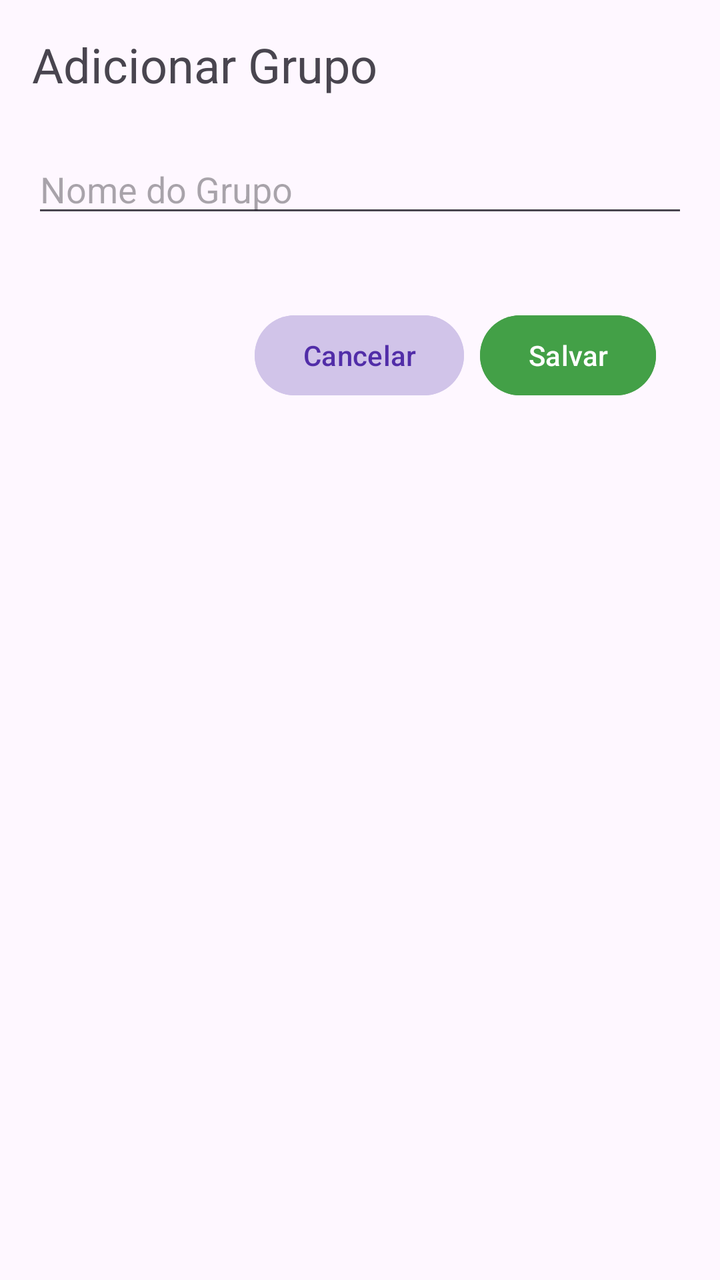
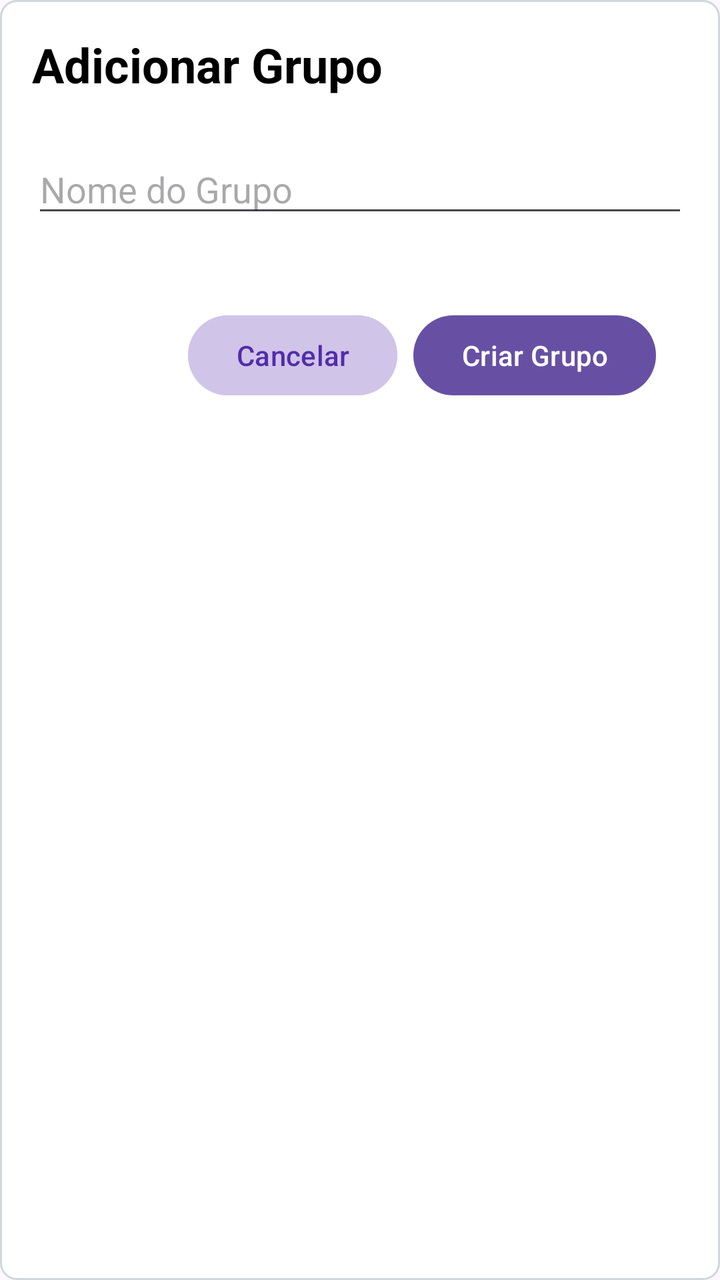

The first picture is an Android layout as it rendered before a commit; the second is the same layout after the commit. The layout source and the unified diff follow.
<!-- AndroidManifest.xml: application theme Theme.ListaDeContatos -->
<!-- res/layout/dialog_add_grupo.xml -->
<?xml version="1.0" encoding="utf-8"?>
<androidx.constraintlayout.widget.ConstraintLayout xmlns:android="http://schemas.android.com/apk/res/android"
    xmlns:app="http://schemas.android.com/apk/res-auto"
    xmlns:tools="http://schemas.android.com/tools"
    android:layout_width="match_parent"
    android:layout_height="wrap_content"
    android:orientation="vertical"
    android:padding="16dp">

    <TextView
        android:id="@+id/tituloDialog"
        android:layout_width="match_parent"
        android:layout_height="wrap_content"
        android:text="Adicionar Grupo"
        android:textSize="24dp"
        app:layout_constraintEnd_toEndOf="parent"
        app:layout_constraintStart_toStartOf="parent"
        app:layout_constraintTop_toTopOf="parent" />

    <EditText
        android:id="@+id/edtNomeGrupo"
        android:layout_width="match_parent"
        android:layout_height="wrap_content"
        android:layout_marginTop="24dp"
        android:hint="Nome do Grupo"
        android:inputType="text"
        app:layout_constraintEnd_toEndOf="parent"
        app:layout_constraintHorizontal_bias="0.0"
        app:layout_constraintStart_toStartOf="parent"
        app:layout_constraintTop_toBottomOf="@+id/tituloDialog" />

    <LinearLayout
        android:layout_width="match_parent"
        android:layout_height="wrap_content"
        android:layout_marginTop="24dp"
        android:gravity="end"
        android:orientation="horizontal"
        android:padding="16dp"
        app:layout_constraintEnd_toEndOf="parent"
        app:layout_constraintHorizontal_bias="0.0"
        app:layout_constraintStart_toStartOf="parent"
        app:layout_constraintTop_toBottomOf="@+id/edtNomeGrupo">

        <Button
            android:id="@+id/btnCancelarGrupo"
            android:layout_width="wrap_content"
            android:layout_height="wrap_content"
            android:text="Cancelar"
            android:textColor="@color/purple_700"
            android:backgroundTint="@color/purple_100"/>

        <Button
            android:id="@+id/btnSalvarGrupo"
            android:layout_width="wrap_content"
            android:layout_height="wrap_content"
            android:layout_marginStart="8dp"
            android:text="Salvar"
            android:backgroundTint="@color/green_600"/>
    </LinearLayout>
</androidx.constraintlayout.widget.ConstraintLayout>
<!-- resources referenced by this layout -->
<resources>
  <color name="green_600">#43A047</color>
  <color name="purple_100">#D1C4E9</color>
  <color name="purple_700">#512DA8</color>
  <style name="Theme.ListaDeContatos" parent="Base.Theme.ListaDeContatos" />
  <style name="Base.Theme.ListaDeContatos" parent="Theme.Material3.DayNight.NoActionBar">
          
          
      </style>
</resources>

<!-- the commit's change to res/layout/dialog_add_grupo.xml (unified diff, before → after) -->
@@ -4,6 +4,7 @@
     xmlns:tools="http://schemas.android.com/tools"
     android:layout_width="match_parent"
     android:layout_height="wrap_content"
+    android:background="@drawable/borda_arredondada"
     android:orientation="vertical"
     android:padding="16dp">
 
@@ -12,6 +13,8 @@
         android:layout_width="match_parent"
         android:layout_height="wrap_content"
         android:text="Adicionar Grupo"
+        android:textColor="@color/black"
+        android:textStyle="bold"
         android:textSize="24dp"
         app:layout_constraintEnd_toEndOf="parent"
         app:layout_constraintStart_toStartOf="parent"
@@ -54,7 +57,6 @@
             android:layout_width="wrap_content"
             android:layout_height="wrap_content"
             android:layout_marginStart="8dp"
-            android:text="Salvar"
-            android:backgroundTint="@color/green_600"/>
+            android:text="Criar Grupo" />
     </LinearLayout>
 </androidx.constraintlayout.widget.ConstraintLayout>
<!-- resource entries referenced after the edit -->
@@ -1,9 +1,27 @@
 <!-- resources referenced by this layout -->
 <resources>
-  <color name="green_600">#43A047</color>
+  <color name="black">#FF000000</color>
   <color name="purple_100">#D1C4E9</color>
   <color name="purple_700">#512DA8</color>
+  <!-- drawable borda_arredondada (drawable) -->
+  <?xml version="1.0" encoding="utf-8"?>
+  <shape xmlns:android="http://schemas.android.com/apk/res/android"
+      android:shape="rectangle">
+  
+      
+      <solid android:color="#FFFFFF"/> 
+  
+      
+      <corners android:radius="8dp"/> 
+  
+      
+      <stroke
+          android:width="1dp"
+          android:color="@color/blueGrey_100"/> 
+  
+  </shape>
   <style name="Theme.ListaDeContatos" parent="Base.Theme.ListaDeContatos" />
+  <color name="blueGrey_100">#CFD8DC</color>
   <style name="Base.Theme.ListaDeContatos" parent="Theme.Material3.DayNight.NoActionBar">
           
           
